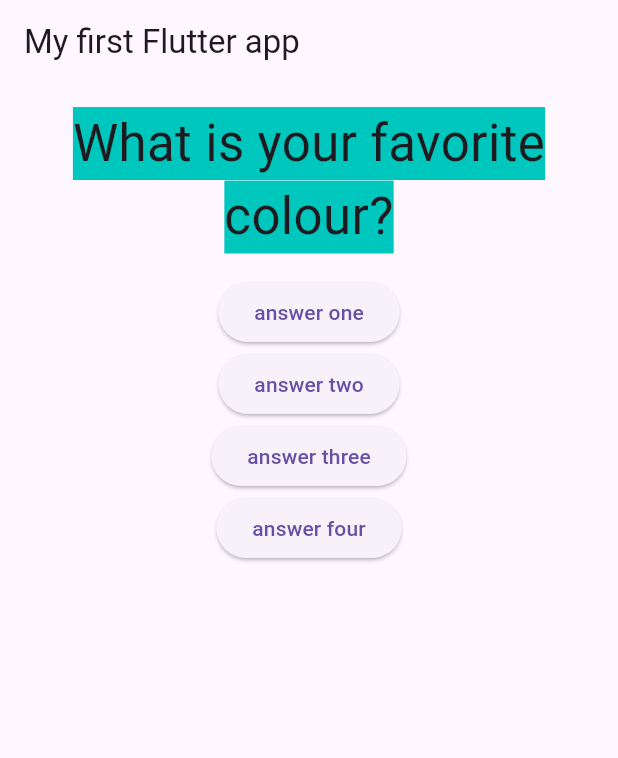
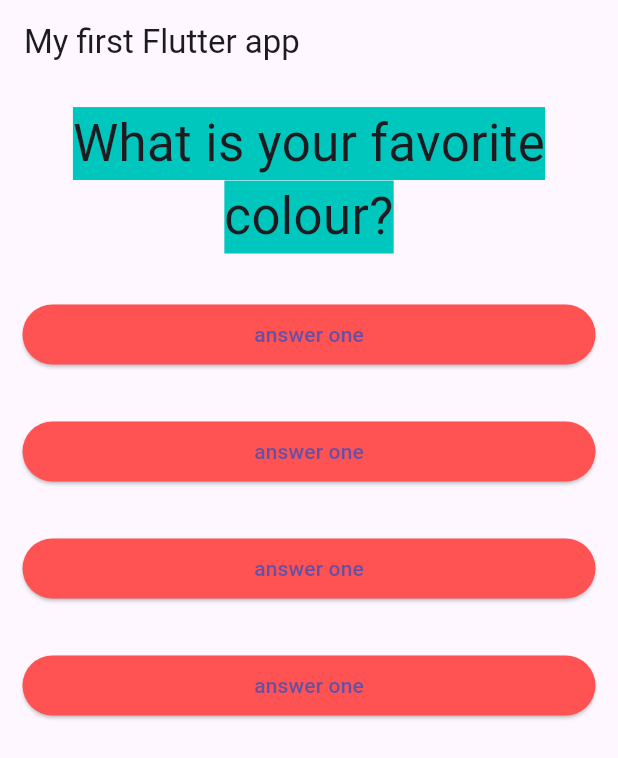
Before and after one commit to Majok-Bol/quiz_app, a Flutter app: the screen it shows after launch, on a phone screen of 412 x 824 dp. Shown: the top 758 px of the screen. Run offline on Flutter 3.47's test engine with Material 3 defaults, Android fonts, the phone set to English and light mode, and no system bars.

Commit message:
added background color to the buttons

```diff
--- /dev/null
+++ b/lib/answer.dart
@@ -0,0 +1,19 @@
+import 'package:flutter/material.dart';
+
+class Answer extends StatelessWidget {
+  final VoidCallback selectHandler;
+  Answer(this.selectHandler);
+  @override
+  Widget build(BuildContext context) {
+    return Container(
+      width: double.infinity,
+      margin: EdgeInsets.all(15),
+      child: ElevatedButton(
+        onPressed: selectHandler,
+        style: ElevatedButton.styleFrom(backgroundColor: Colors.redAccent),
+
+        child: Text('answer one'),
+      ),
+    );
+  }
+}
--- a/lib/main.dart
+++ b/lib/main.dart
@@ -1,5 +1,6 @@
 import 'package:flutter/material.dart';
 import './question.dart';
+import './answer.dart';
 
 void main() => runApp(MyApp());
 
@@ -33,22 +34,10 @@ class _MyAppState extends State<MyApp> {
         body: Column(
           children: <Widget>[
             Question(questions[_questionIndex]),
-            ElevatedButton(
-              onPressed: _answerQuestion,
-              child: Text('answer one'),
-            ),
-            ElevatedButton(
-              onPressed: () => print("answer two chosen"),
-              child: Text('answer two'),
-            ),
-            ElevatedButton(
-              onPressed: () => print("answer three chosen"),
-              child: Text('answer three'),
-            ),
-            ElevatedButton(
-              onPressed: () => print("answer four chosen"),
-              child: Text('answer four'),
-            ),
+            Answer(_answerQuestion),
+            Answer(_answerQuestion),
+            Answer(_answerQuestion),
+            Answer(_answerQuestion),
           ],
         ),
       ),
```
